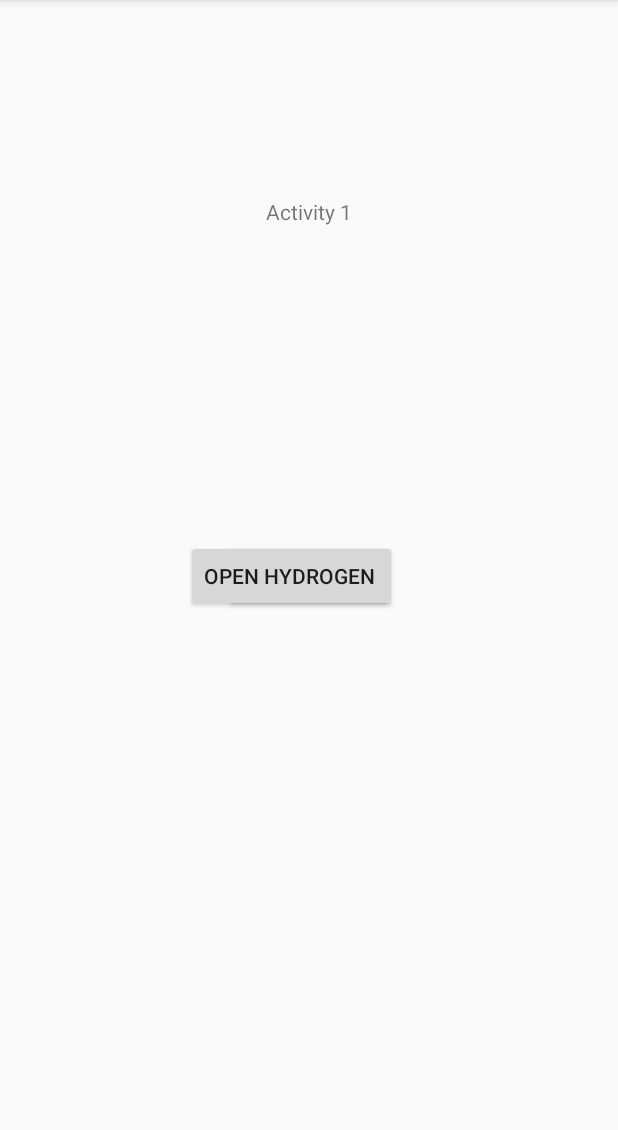
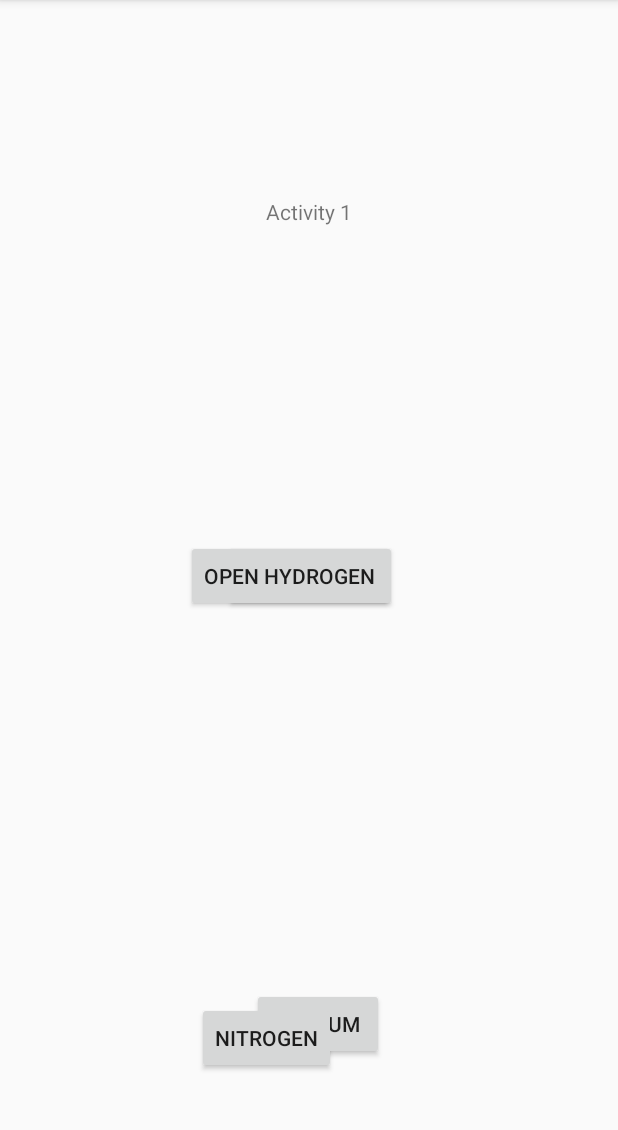
Before and after one commit to FinnWilkinson/EMAS-Periodic-Table-App, an Android app: the screen it shows after launch (MainActivity), on a phone screen of 412 x 824 dp, the part 84-1214 px from its top. Run offline under Robolectric (Android 15) with nearby library versions, the light colour scheme and no system bars.

Commit message:
Updated onclick

```diff
--- a/Test_Applications/onButtonClickActivity/app/src/main/java/com/example/joshhamwee/onbuttonclickactivity/Activity2.java
+++ b/Test_Applications/onButtonClickActivity/app/src/main/java/com/example/joshhamwee/onbuttonclickactivity/Activity2.java
@@ -9,6 +9,7 @@ public class Activity2 extends AppCompatActivity {
     @Override
     protected void onCreate(Bundle savedInstanceState) {
         Integer id;
+        System.out.println("Test");
         super.onCreate(savedInstanceState);
         setContentView(R.layout.activity_2);
 
@@ -16,6 +17,7 @@ public class Activity2 extends AppCompatActivity {
         //if(dataFromMain != null) {
         id = dataFromMain.getInt("id");
         //}
+        System.out.println(id);
 
         currentElement current = new currentElement(id);
 
--- a/Test_Applications/onButtonClickActivity/app/src/main/java/com/example/joshhamwee/onbuttonclickactivity/MainActivity.java
+++ b/Test_Applications/onButtonClickActivity/app/src/main/java/com/example/joshhamwee/onbuttonclickactivity/MainActivity.java
@@ -7,30 +7,40 @@ import android.view.View;
 import android.widget.Button;
 import android.widget.TextView;
 
+import java.util.ArrayList;
+import java.util.List;
+
+import java.lang.reflect.Array;
+
 public class MainActivity extends AppCompatActivity {
-    private Button buttonHydrogen;
-    private Button buttonHelium;
+
+    private static final int[] button_ids = {
+            R.id.b1,
+            R.id.b2,
+            R.id.b3,
+            R.id.b4,
+    };
+
+
 
     @Override
     protected void onCreate(Bundle savedInstanceState) {
         super.onCreate(savedInstanceState);
         setContentView(R.layout.activity_main);
 
-        buttonHydrogen = (Button) findViewById(R.id.openActivity2_0);
-        buttonHelium = (Button) findViewById(R.id.openActivity2_1);
-        buttonHydrogen.setOnClickListener(new View.OnClickListener() {
-            @Override
-            public void onClick(View v) {
-                openActivity2(1);
-            }
-        });
-        buttonHelium.setOnClickListener(new View.OnClickListener() {
-            @Override
-            public void onClick(View v) {
-                openActivity2(2);
-            }
-        });
+        for (final int id : button_ids) {
+            Button button = (Button) findViewById(id);
+            button.setOnClickListener(new View.OnClickListener() {
+                @Override
+                public void onClick(View v) {
+                    System.out.println(id);
+                    openActivity2(id);
+
+                }
+            });
+        }
     }
+
 
     public void openActivity2(Integer id){
         Intent intent = new Intent(this,Activity2.class);
@@ -38,4 +48,5 @@ public class MainActivity extends AppCompatActivity {
         startActivity(intent);
     }
 
+
 }
--- a/Test_Applications/onButtonClickActivity/app/src/main/res/layout/activity_main.xml
+++ b/Test_Applications/onButtonClickActivity/app/src/main/res/layout/activity_main.xml
@@ -15,17 +15,17 @@
         android:text="Activity 1" />
 
     <Button
-        android:id="@+id/openActivity2.0"
+        android:id="@+id/b1"
         android:layout_width="wrap_content"
         android:layout_height="wrap_content"
+        android:layout_alignParentStart="true"
         android:layout_centerVertical="true"
-        android:layout_alignParentStart="true"
         android:layout_marginStart="150dp"
         android:layout_marginTop="-4dp"
         android:text="Open Helium" />
 
     <Button
-        android:id="@+id/openActivity2.1"
+        android:id="@+id/b2"
         android:layout_width="wrap_content"
         android:layout_height="wrap_content"
         android:layout_alignParentEnd="true"
@@ -33,5 +33,25 @@
         android:layout_marginEnd="150dp"
         android:text="Open Hydrogen" />
 
+    <Button
+        android:id="@+id/b3"
+        android:layout_width="wrap_content"
+        android:layout_height="wrap_content"
+        android:layout_alignParentStart="true"
+        android:layout_alignParentBottom="true"
+        android:layout_marginStart="168dp"
+        android:layout_marginBottom="61dp"
+        android:text="Lithium" />
+
+    <Button
+        android:id="@+id/b4"
+        android:layout_width="wrap_content"
+        android:layout_height="wrap_content"
+        android:layout_alignParentEnd="true"
+        android:layout_alignParentBottom="true"
+        android:layout_marginEnd="188dp"
+        android:layout_marginBottom="52dp"
+        android:text="Nitrogen" />
+
 
 </RelativeLayout>
```
Also changed, not shown: Test_Applications/onButtonClickActivity/app/src/main/java/com/example/joshhamwee/onbuttonclickactivity/currentElement.java (+5 -2 lines), Test_Applications/onButtonClickActivity/app/src/main/res/layout/activity_2.xml (+9 -0 lines).
